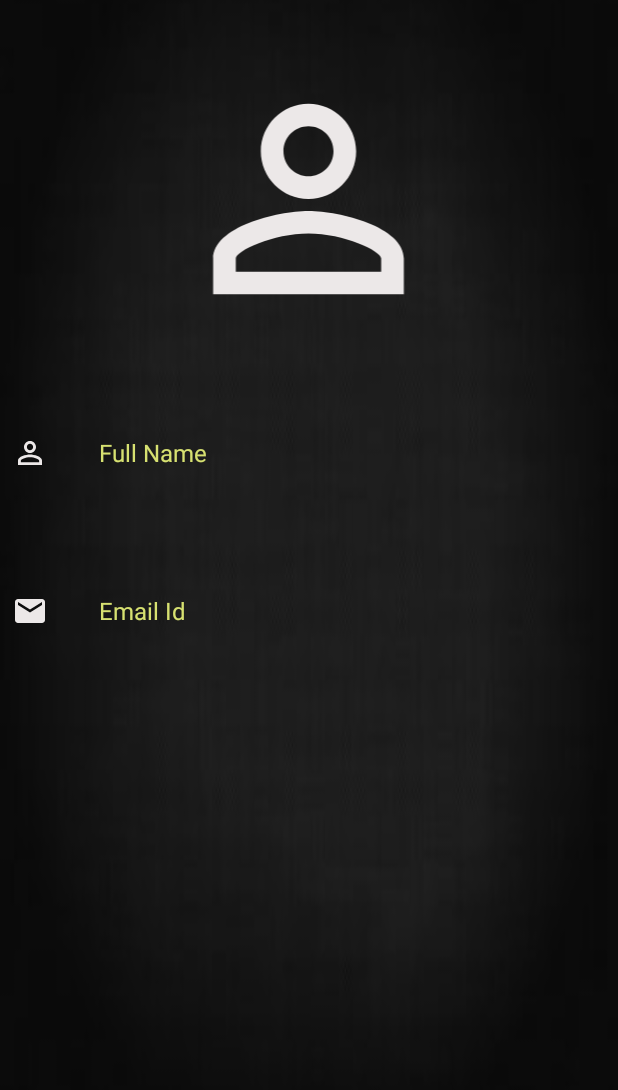
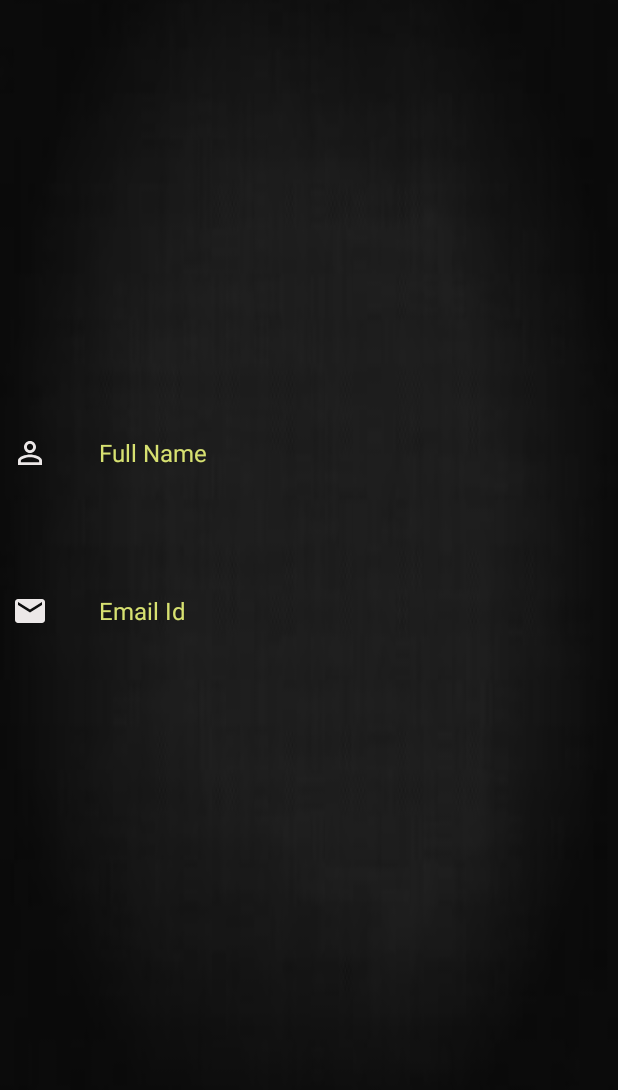
Before and after one commit to siddhishinde0723/textextract, an Android app: the Profile screen opened directly, with no data from a screen before it, on a phone screen of 412 x 824 dp, the part 87-1177 px from its top. Run offline under Robolectric (Android 15) with nearby library versions, the phone set to English and light mode, and no system bars; our stand-ins replace Firebase (no records; nobody signed in at launch, a user with empty details on screens opened directly), Picasso; pictures from the network do not load.

Commit message:
Text_Extract

```diff
--- a/app/src/main/java/com/example/textread/Profile.java
+++ b/app/src/main/java/com/example/textread/Profile.java
@@ -3,8 +3,9 @@ package com.example.textread;
 
 import android.annotation.SuppressLint;
 import android.app.Activity;
-
+import android.content.Context;
 import android.content.Intent;
+import android.content.SharedPreferences;
 import android.net.Uri;
 import android.os.Bundle;
 import android.provider.MediaStore;
@@ -17,11 +18,14 @@ import android.widget.TextView;
 import android.widget.Toast;
 
 import androidx.annotation.NonNull;
+import androidx.annotation.Nullable;
 import androidx.appcompat.app.ActionBarDrawerToggle;
 import androidx.appcompat.app.AppCompatActivity;
 import androidx.core.view.GravityCompat;
 import androidx.drawerlayout.widget.DrawerLayout;
 
+import com.bumptech.glide.Glide;
+import com.google.android.gms.auth.api.signin.GoogleSignIn;
 import com.google.android.gms.auth.api.signin.GoogleSignInAccount;
 import com.google.android.gms.auth.api.signin.GoogleSignInClient;
 import com.google.android.gms.auth.api.signin.GoogleSignInOptions;
@@ -30,7 +34,11 @@ import com.google.android.gms.tasks.OnSuccessListener;
 import com.google.android.material.navigation.NavigationView;
 import com.google.firebase.auth.FirebaseAuth;
 import com.google.firebase.auth.FirebaseUser;
+import com.google.firebase.firestore.DocumentReference;
+import com.google.firebase.firestore.DocumentSnapshot;
+import com.google.firebase.firestore.EventListener;
 import com.google.firebase.firestore.FirebaseFirestore;
+import com.google.firebase.firestore.FirebaseFirestoreException;
 import com.google.firebase.storage.FirebaseStorage;
 import com.google.firebase.storage.StorageReference;
 import com.google.firebase.storage.UploadTask;
@@ -52,15 +60,16 @@ public class Profile extends AppCompatActivity implements NavigationView.OnNavig
     ActionBarDrawerToggle actionBarDrawerToggle;
     private ActionBarDrawerToggle t;
     private NavigationView nv;
-    Session session;
-    Login status;
+   // Session session;
+    SharedPreferences sharedPreferences;
+    boolean getLoginStatus;
 
     @SuppressLint({"SetTextI18n", "CheckResult", "CutPasteId"})
     @Override
     protected void onCreate(Bundle savedInstanceState) {
         super.onCreate(savedInstanceState);
         setContentView(R.layout.activity_profile);
-        status=new Login();
+
         name = findViewById(R.id.name);
         text = findViewById(R.id.text);
         // change=findViewById(R.id.change);
@@ -72,47 +81,38 @@ public class Profile extends AppCompatActivity implements NavigationView.OnNavig
         fStore = FirebaseFirestore.getInstance();
         profile = findViewById(R.id.profile);
         linearLayout = findViewById(R.id.click);
-//        userID = auth.getCurrentUser().getUid();
-   //     user = auth.getCurrentUser();
+        userID = auth.getCurrentUser().getUid();
+        user = auth.getCurrentUser();
 
         storageReference = FirebaseStorage.getInstance().getReference();
         drawerLayout = findViewById(R.id.drawer_layout);
 
-     /*   GoogleSignInAccount acct = GoogleSignIn.getLastSignedInAccount(Profile.this);
+    GoogleSignInAccount acct = GoogleSignIn.getLastSignedInAccount(Profile.this);
         if(acct!=null) {
             Glide.with(this)
                     .load(user.getPhotoUrl())
                     .into(profile);
             name1.setText(user.getDisplayName());
             email1.setText(user.getEmail());
-            profile1.setVisibility(View.INVISIBLE);
+
 
         }
-*/  actionBarDrawerToggle = new ActionBarDrawerToggle(this, drawerLayout, R.string.Open, R.string.Close);
+  actionBarDrawerToggle = new ActionBarDrawerToggle(this, drawerLayout, R.string.Open, R.string.Close);
         drawerLayout.addDrawerListener(actionBarDrawerToggle);
         actionBarDrawerToggle.syncState();
 //        getSupportActionBar().setDisplayHomeAsUpEnabled(true);
         NavigationView navigationView = (NavigationView)findViewById(R.id.nav_menu);
         navigationView.setNavigationItemSelectedListener(this);
 
+        sharedPreferences = getSharedPreferences("googleLogin", Context.MODE_PRIVATE);
+        getLoginStatus = sharedPreferences.getBoolean("googleLogin", false);
+        if(getLoginStatus){
+            navigationView.getMenu().removeItem(R.id.changePass);
+            profile1.setVisibility(View.INVISIBLE);
+        }
 
 
 
-/*        StorageReference profileRef = storageReference.child("users/" + auth.getCurrentUser().getUid() + "profile.jpg");
-        profileRef.getDownloadUrl().addOnSuccessListener(new OnSuccessListener<Uri>() {
-            @Override
-            public void onSuccess(Uri uri) {
-                Picasso.get().load(uri).into(profile1);
-
-            }
-        });
-*/
-        linearLayout.setOnClickListener(new View.OnClickListener() {
-            @Override
-            public void onClick(View v) {
-                profile1.setVisibility(View.VISIBLE);
-            }
-        });
         profile1.setOnClickListener(new View.OnClickListener() {
             @Override
             public void onClick(View v) {
@@ -121,7 +121,7 @@ public class Profile extends AppCompatActivity implements NavigationView.OnNavig
                 startActivityForResult(openGallery, 1000);
             }
         });
-/*
+
         DocumentReference documentReference1 = fStore.collection("users").document(userID);
         documentReference1.addSnapshotListener(this, new EventListener<DocumentSnapshot>() {
             @Override
@@ -131,7 +131,7 @@ public class Profile extends AppCompatActivity implements NavigationView.OnNavig
                 email.setText(documentSnapshot.getString("Email"));
 
             }
-        });
+        });/*
         DocumentReference documentReference = fStore.collection("users").document(userID);
         documentReference.addSnapshotListener(this, new EventListener<DocumentSnapshot>() {
             @Override
@@ -267,6 +267,9 @@ public class Profile extends AppCompatActivity implements NavigationView.OnNavig
     }
     public  void logout(){
       //  session.setLoggedin(false);
+        SharedPreferences.Editor editor = sharedPreferences.edit();
+        editor.clear();
+        editor.apply();
         auth.signOut();
         finish();
 
@@ -283,39 +286,30 @@ public class Profile extends AppCompatActivity implements NavigationView.OnNavig
         closeDrawer(drawerLayout);
     }
     public boolean onNavigationItemSelected(@NonNull MenuItem item) {
+
         int id = item.getItemId();
         if (id == R.id.camera) {
-            Intent intent = new Intent(Profile.this,ScannerActivity.class);
+            Intent intent = new Intent(Profile.this, ScannerActivity.class);
             Toast.makeText(this, "Scan Image", Toast.LENGTH_SHORT).show();
             startActivity(intent);
         }
         if (id == R.id.profile) {
-            Intent intent = new Intent(Profile.this,Profile.class);
+            Intent intent = new Intent(Profile.this, Profile.class);
             Toast.makeText(this, "Profile", Toast.LENGTH_SHORT).show();
             startActivity(intent);
         }
+
+        //  if(!getLoginStatus){
         if (id == R.id.changePass) {
-            Intent intent = new Intent(Profile.this,Change_Password.class);
+            Intent intent = new Intent(Profile.this, Change_Password.class);
             Toast.makeText(this, "Change Password", Toast.LENGTH_SHORT).show();
             startActivity(intent);
         }
 
 
-
         return false;
-    } public boolean onCreateOptionsMenu(Menu menu) {
-        if(status.status == true){
-            getMenuInflater().inflate(R.menu.nav_gmenu,menu);
-        }
-        getMenuInflater().inflate(R.menu.nav_menu,menu);
-        /*session=new Session();
-        if(session.loggedin()){
-            MenuItem items = menu.findItem(R.id.changePass);
-            items.setVisible(false);
-        }
-*/
-        return true;
     }
 
 
+
 }
--- a/app/src/main/res/layout/activity_profile.xml
+++ b/app/src/main/res/layout/activity_profile.xml
@@ -39,6 +39,7 @@
                 android:layout_marginRight="16dp"
                 android:layout_marginBottom="54dp"
                 android:clickable="false"
+                android:visibility="invisible"
                 android:onClick="ClickLogo"
                 />
 
@@ -57,6 +58,7 @@
                 android:layout_marginRight="16dp"
                 android:layout_marginBottom="54dp"
                 android:onClick="ClickLogo"
+                android:visibility="visible"
                 android:src="@drawable/ic_profile" />
 
 
```
